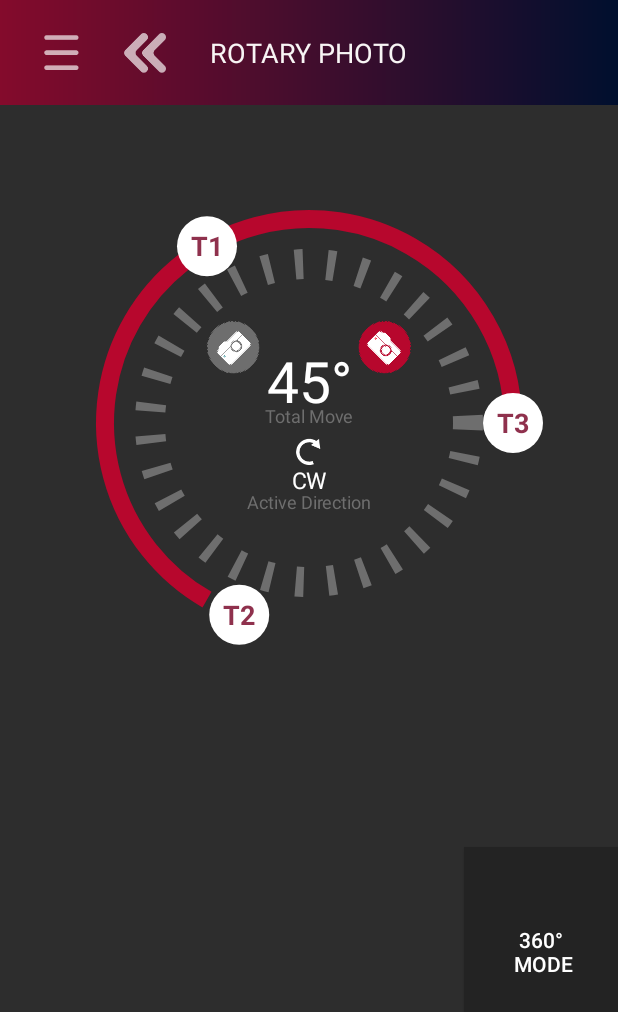
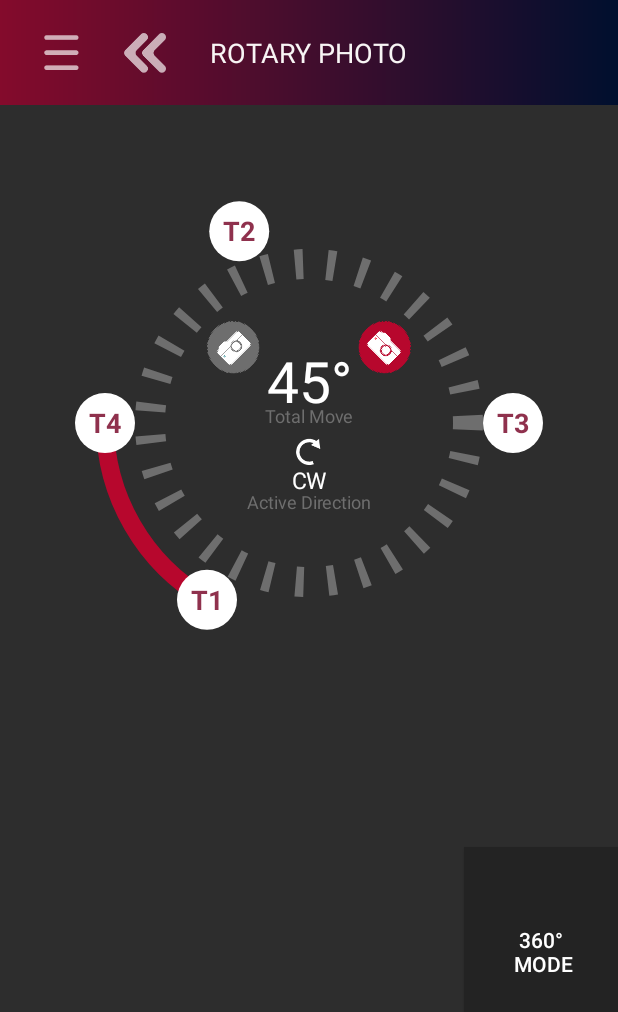
Before and after one commit to bonellia/MacroRecApp, an Android app: the RotaryPhotoSettings screen opened directly, with no data from a screen before it, on a phone screen of 412 x 824 dp. Shown: the top 1012 px of the screen. Run offline under Robolectric (Android 15) with nearby library versions, the phone set to English and light mode, and no system bars.

Commit message:
Add addTarget to RotaryView. Fix draw position bug.

```diff
--- a/app/src/main/java/com/example/macrorecapp/features/rotary/RotaryPhotoSettings.java
+++ b/app/src/main/java/com/example/macrorecapp/features/rotary/RotaryPhotoSettings.java
@@ -1,25 +1,25 @@
 package com.example.macrorecapp.features.rotary;
 
 import androidx.appcompat.app.AppCompatActivity;
-
-import android.content.Context;
-import android.content.Intent;
 import android.os.Bundle;
 import android.view.View;
 import android.view.animation.AlphaAnimation;
 
 import com.example.macrorecapp.R;
+import com.example.macrorecapp.features.shared.views.RotaryView;
 
 public class RotaryPhotoSettings extends AppCompatActivity {
 
     private AlphaAnimation buttonClick = new AlphaAnimation(1F, 0.2F);
-    private Context context = this;
-
+    RotaryView mPhotoRotaryView;
 
     @Override
     protected void onCreate(Bundle savedInstanceState) {
         super.onCreate(savedInstanceState);
         setContentView(R.layout.activity_rotary_photo_settings);
+        mPhotoRotaryView = findViewById(R.id.rotaryPhotoView);
+        mPhotoRotaryView.addTarget(180);
+
     }
 
     public void goBack(View view) {
--- a/app/src/main/java/com/example/macrorecapp/features/shared/views/RotaryView.java
+++ b/app/src/main/java/com/example/macrorecapp/features/shared/views/RotaryView.java
@@ -5,7 +5,6 @@ import android.content.res.TypedArray;
 import android.graphics.Bitmap;
 import android.graphics.BitmapFactory;
 import android.graphics.Canvas;
-import android.graphics.Color;
 import android.graphics.DashPathEffect;
 import android.graphics.Matrix;
 import android.graphics.Paint;
@@ -21,8 +20,12 @@ import android.view.MotionEvent;
 import android.view.View;
 import com.example.macrorecapp.R;
 
+import java.util.ArrayList;
+import java.util.List;
+
 
 public class RotaryView extends View {
+
     private static final String TAG = "RotaryView";
 
     // Status
@@ -102,7 +105,8 @@ public class RotaryView extends View {
     private boolean mClockwise;
 
     // Outer arc parameters
-    private int[] mTargetList;
+    private List<Integer> mTargetList;
+    private int[] mTargetArray;
     RectF mTargetContainer;
 
     // Drawables as matrices.
@@ -112,6 +116,7 @@ public class RotaryView extends View {
     Bitmap bitmapCcw;
     Matrix flipHorizontalMatrix;
 
+    // Constructors.
     public RotaryView(Context context, AttributeSet attrs, int defStyleAttr) {
         super(context, attrs, defStyleAttr);
         initialize(context, attrs);
@@ -131,7 +136,7 @@ public class RotaryView extends View {
         final TypedArray a = context.obtainStyledAttributes(attrs,
                 R.styleable.RotaryView, 0, 0);
 
-        Log.d(TAG, " initializing...");
+        Log.d(TAG, "Initializing view parameters.");
 
         // Set default dimensions or read xml attributes.
         mGapBetweenCircleAndLine = TypedValue.applyDimension(TypedValue.COMPLEX_UNIT_DIP, DEFAULT_GAP_BETWEEN_CIRCLE_AND_LINE,
@@ -243,9 +248,15 @@ public class RotaryView extends View {
 
         // Get the position of targets.
         int targetsID = a.getResourceId(R.styleable.RotaryView_targetList, 0);
-        mTargetList = a.getResources().getIntArray(targetsID);
-        for (int i : mTargetList) {
-            Log.i("Target Retrieval.",  i + " is in targetsArray.");
+        mTargetArray = a.getResources().getIntArray(targetsID);
+
+        mTargetList = new ArrayList<>();
+
+        int x = 0;
+        for (int i : mTargetArray) {
+            Log.d("Target Retrieval.",  "Adding " + i + " to mTargetList.");
+            mTargetList.add(i);
+            Log.d("Target Retrieval.",  mTargetList.get(x++) + " is added to mTargetList.");
         }
 
         // Create a RectF in order to draw Target Arc within.
@@ -259,8 +270,6 @@ public class RotaryView extends View {
 
     @Override
     protected void onDraw(Canvas canvas) {
-
-        Log.i(TAG,"Drawing...");
         canvas.save();
 
         canvas.drawCircle(mCx, mCy, mRadius - mCircleStrokeWidth / 2 - mGapBetweenCircleAndLine, mCirclePaint);
@@ -315,11 +324,11 @@ public class RotaryView extends View {
         canvas.save();
         // Draw Target Arc
         // Note that it is expected that targetList array elements have valid degrees WRT direction.
-        int arcStart = mTargetList[0];
+        int arcStart = mTargetList.get(0);
         Log.d(TAG, "arcStart degree is " + arcStart);
-        int targetCount = mTargetList.length;
+        int targetCount = mTargetList.size();
         Log.d(TAG, "targetCount is " + targetCount);
-        int arcFinish = mTargetList[targetCount-1];
+        int arcFinish = mTargetList.get(targetCount-1);
         Log.d(TAG, "arcFinish degree is " + arcFinish);
 
         mTargetContainer.set(mCx - mRadius,mCy - mRadius,mCx + mRadius,mCy + mRadius);
@@ -335,47 +344,28 @@ public class RotaryView extends View {
         }
         canvas.save();
 
-        for (int i=0; i<mTargetList.length; i++) {
+        int targetNumber = 1;
+        for (int i : mTargetList){
             canvas.drawCircle(
-                    mCx + mRadius * (float) Math.cos(Math.toRadians(mTargetList[i])),
-                    mCy - mRadius * (float) Math.sin(Math.toRadians(mTargetList[i])),
+                    mCx + mRadius * (float) Math.cos(Math.toRadians(i)),
+                    mCy + mRadius * (float) Math.sin(Math.toRadians(i)),
                     mTargetThumbRadius,
                     mTargetThumbPaint
             );
-            Log.d(TAG, "Drew circle T"+ (i+1) );
             canvas.drawText(
-                    "T"+ (i+1),
-                    mCx + mRadius * (float) Math.cos(Math.toRadians(mTargetList[i])),
-                    mCy - mRadius * (float) Math.sin(Math.toRadians(mTargetList[i])) + getFontHeight(mTargetThumbTextPaint)/2,
-                    mTargetThumbTextPaint);
-            Log.d(TAG, "Added T" + (i+1) + " on " + mTargetList[i] + " degrees.");
+                    "T"+ (targetNumber),
+                    mCx + mRadius * (float) Math.cos(Math.toRadians(i)),
+                    mCy + mRadius * (float) Math.sin(Math.toRadians(i)) + getFontHeight(mTargetThumbTextPaint)/2,
+                    mTargetThumbTextPaint
+            );
+            Log.d(TAG, "Added T" + targetNumber + " on " + i + " degrees.");
+            targetNumber++;
             canvas.save();
         }
 
         super.onDraw(canvas);
     }
 
-    private float getFontHeight(Paint paint) {
-        // FontMetrics sF = paint.getFontMetrics();
-        // return sF.descent - sF.ascent;
-        Rect rect = new Rect();
-        paint.getTextBounds("1", 0, 1, rect);
-        return rect.height();
-    }
-
-    // A helper function to obtain distance over arc between two points.
-    private int getArcLength(int startDegree, int finishDegree, boolean isClockwise) {
-        int x = (finishDegree-startDegree);
-        int i;
-        if (!isClockwise){
-            i = x<0 ? -x : 360-x;
-        }
-        else{
-            i = x>0 ? 360-x : -x;
-            i = 360 - i;
-        }
-        return i;
-    }
 
     @Override
     public boolean onTouchEvent(MotionEvent event) {
@@ -457,6 +447,85 @@ public class RotaryView extends View {
         return true;
     }
 
+    @Override
+    protected void onMeasure(int widthMeasureSpec, int heightMeasureSpec) {
+        Log.d(TAG, "onMeasure");
+        super.onMeasure(widthMeasureSpec, heightMeasureSpec);
+        // Ensure width = height
+        int height = MeasureSpec.getSize(heightMeasureSpec);
+        int width = MeasureSpec.getSize(widthMeasureSpec);
+        this.mCx = width / 2;
+        this.mCy = height / 2;
+        // Radius
+        if (mGapBetweenCircleAndLine + mCircleStrokeWidth >= mCamIconRadius) {
+            this.mRadius = width / 2f - mCircleStrokeWidth / 2;
+            this.mRadius = mRadius * 8 / 10;
+        } else {
+            this.mRadius = width / 2f - (mCamIconRadius - mGapBetweenCircleAndLine -
+                    mCircleStrokeWidth / 2);
+            this.mRadius = mRadius * 8 / 10;
+        }
+        setMeasuredDimension(width, height);
+    }
+
+    @Override
+    protected Parcelable onSaveInstanceState() {
+        Bundle bundle = new Bundle();
+        bundle.putParcelable(INSTANCE_STATUS, super.onSaveInstanceState());
+        bundle.putFloat(STATUS_START_RADIAN, mCurrentCamStartRadian);
+        bundle.putFloat(STATUS_FINISH_RADIAN, mCurrentCamFinishRadian);
+        return bundle;
+    }
+
+    @Override
+    protected void onRestoreInstanceState(Parcelable state) {
+        if (state instanceof Bundle) {
+            Bundle bundle = (Bundle) state;
+            super.onRestoreInstanceState(bundle.getParcelable(INSTANCE_STATUS));
+            mCurrentCamStartRadian = bundle.getFloat(STATUS_START_RADIAN);
+            mCurrentCamFinishRadian = bundle.getFloat(STATUS_FINISH_RADIAN);
+            mCurrentStartDegree = (int) (60 / (2 * Math.PI) * mCurrentCamStartRadian * 60);
+            mCurrentFinishDegree = (int) (60 / (2 * Math.PI) * mCurrentCamFinishRadian * 60);
+            return;
+        }
+        super.onRestoreInstanceState(state);
+    }
+
+    @Override
+    protected void onSizeChanged(int w, int h, int oldw, int oldh) {
+        super.onSizeChanged(w, h, oldw, oldh);
+    }
+
+    public void addTarget(int targetDegree) {
+        // Currently not enforcing any rules on target's angle.
+        // Note that right hand side is 0 degree and increase is clockwise.
+        mTargetList.add(targetDegree % 360);
+    }
+
+    // A helper function to obtain distance over arc between two points.
+    private int getArcLength(int startDegree, int finishDegree, boolean isClockwise) {
+        int x = (finishDegree-startDegree);
+        int i;
+        if (!isClockwise){
+            i = x<0 ? -x : 360-x;
+        }
+        else{
+            i = x>0 ? 360-x : -x;
+            i = 360 - i;
+        }
+        return i;
+    }
+
+    private float getFontHeight(Paint paint) {
+        // FontMetrics sF = paint.getFontMetrics();
+        // return sF.descent - sF.ascent;
+        Rect rect = new Rect();
+        paint.getTextBounds("1", 0, 1, rect);
+        return rect.height();
+    }
+
+
+
     // Whether the down event inside circle button
     private boolean mInCamStartThumb(float x, float y) {
         float r = mRadius - mCircleStrokeWidth / 2 - mGapBetweenCircleAndLine;
@@ -508,53 +577,5 @@ public class RotaryView extends View {
         return alpha;
     }
 
-    @Override
-    protected void onMeasure(int widthMeasureSpec, int heightMeasureSpec) {
-        Log.d(TAG, "onMeasure");
-        super.onMeasure(widthMeasureSpec, heightMeasureSpec);
-        // Ensure width = height
-        int height = MeasureSpec.getSize(heightMeasureSpec);
-        int width = MeasureSpec.getSize(widthMeasureSpec);
-        this.mCx = width / 2;
-        this.mCy = height / 2;
-        // Radius
-        if (mGapBetweenCircleAndLine + mCircleStrokeWidth >= mCamIconRadius) {
-            this.mRadius = width / 2f - mCircleStrokeWidth / 2;
-            this.mRadius = mRadius * 8 / 10;
-        } else {
-            this.mRadius = width / 2f - (mCamIconRadius - mGapBetweenCircleAndLine -
-                    mCircleStrokeWidth / 2);
-            this.mRadius = mRadius * 8 / 10;
-        }
-        setMeasuredDimension(width, height);
-    }
-
-    @Override
-    protected Parcelable onSaveInstanceState() {
-        Bundle bundle = new Bundle();
-        bundle.putParcelable(INSTANCE_STATUS, super.onSaveInstanceState());
-        bundle.putFloat(STATUS_START_RADIAN, mCurrentCamStartRadian);
-        bundle.putFloat(STATUS_FINISH_RADIAN, mCurrentCamFinishRadian);
-        return bundle;
-    }
-
-    @Override
-    protected void onRestoreInstanceState(Parcelable state) {
-        if (state instanceof Bundle) {
-            Bundle bundle = (Bundle) state;
-            super.onRestoreInstanceState(bundle.getParcelable(INSTANCE_STATUS));
-            mCurrentCamStartRadian = bundle.getFloat(STATUS_START_RADIAN);
-            mCurrentCamFinishRadian = bundle.getFloat(STATUS_FINISH_RADIAN);
-            mCurrentStartDegree = (int) (60 / (2 * Math.PI) * mCurrentCamStartRadian * 60);
-            mCurrentFinishDegree = (int) (60 / (2 * Math.PI) * mCurrentCamFinishRadian * 60);
-            return;
-        }
-        super.onRestoreInstanceState(state);
-    }
-
-    @Override
-    protected void onSizeChanged(int w, int h, int oldw, int oldh) {
-        super.onSizeChanged(w, h, oldw, oldh);
-    }
 
 }
--- a/app/src/main/res/layout/activity_rotary_mode.xml
+++ b/app/src/main/res/layout/activity_rotary_mode.xml
@@ -28,7 +28,7 @@
         style="@style/text_settings_headline"
         android:layout_width="wrap_content"
         android:layout_height="wrap_content"
-        android:text="@string/personal_information"
+        android:text="@string/rotary"
         app:layout_constraintBottom_toTopOf="@+id/top_gradient"
         app:layout_constraintEnd_toStartOf="@+id/top_gradient"
         app:layout_constraintHorizontal_bias="0.5"
--- a/app/src/main/res/layout/activity_rotary_photo_settings.xml
+++ b/app/src/main/res/layout/activity_rotary_photo_settings.xml
@@ -64,7 +64,7 @@
         app:srcCompat="@drawable/side_menu_button" />
 
     <com.example.macrorecapp.features.shared.views.RotaryView
-        android:id="@+id/seekbar"
+        android:id="@+id/rotaryPhotoView"
         android:layout_width="360dp"
         android:layout_height="360dp"
         app:isClockwise="true"
```
